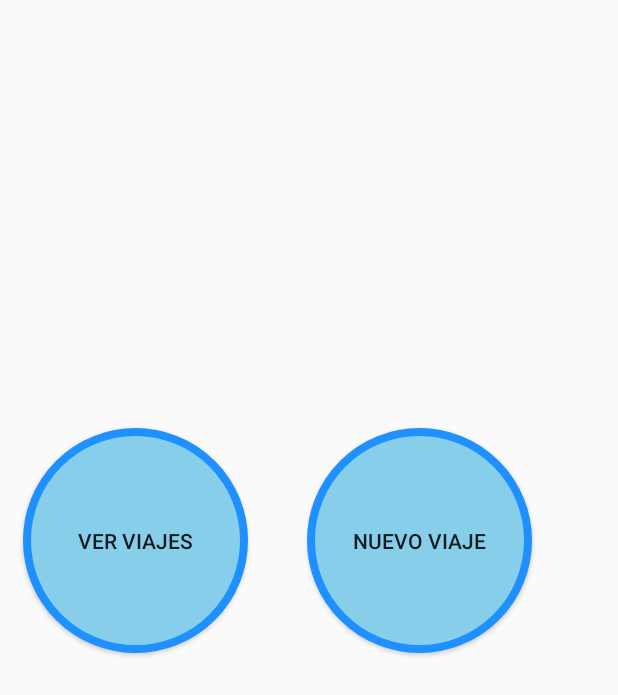
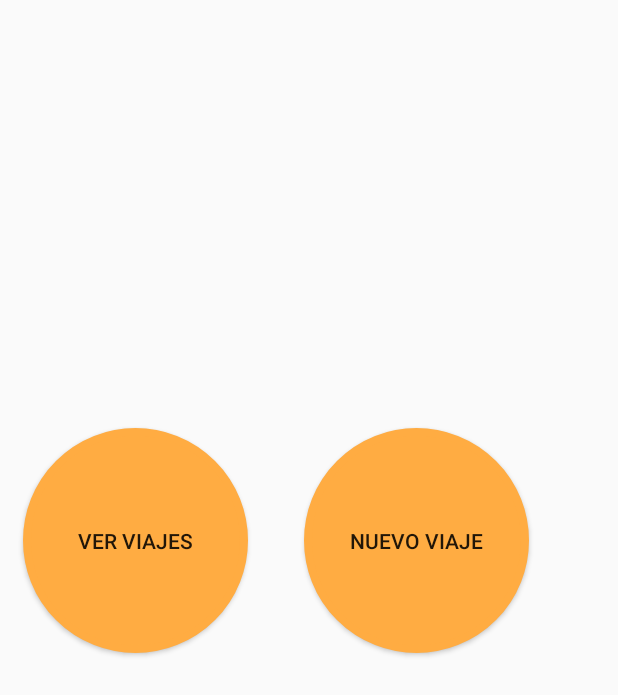
Before and after one commit to PaxMower/MyApplication, an Android app: the layout activity_menu.xml on its own in the app's theme, with its tools: preview values and no code run, on a phone screen of 412 x 824 dp. Shown: the top 695 px of the screen. Run offline under Robolectric (Android 15) with nearby library versions, the phone set to English and light mode, and no system bars.

Commit message:
Ver como rellenar el fondo de MenuActivity (para que no sea un fondo blanco solamente) Añadir efectos a los botones Añadir boton de volver atrás desde ToolBar Añadir funcionalidad al botón Back que tiene el propio dispositivo
Añadir colores desde colors.xml

```diff
--- a/app/src/main/res/drawable/circle_button.xml
+++ b/app/src/main/res/drawable/circle_button.xml
@@ -2,8 +2,8 @@
 <selector xmlns:android="http://schemas.android.com/apk/res/android">
     <item>
         <shape android:shape="oval">
-            <stroke android:color="#1E90FF" android:width="5dp" />
-            <solid android:color="#87CEEB"/>
+            <stroke android:color="@color/colorSecondaryLight" android:width="5dp" />
+            <solid android:color="@color/colorSecondaryLight"/>
             <size android:width="150dp" android:height="150dp"/>
         </shape>
     </item>
--- a/app/src/main/res/layout/activity_menu.xml
+++ b/app/src/main/res/layout/activity_menu.xml
@@ -23,31 +23,32 @@
             android:textSize="22dp" />
 
         <Button
-            android:id="@+id/orders"
+            android:id="@+id/new_order"
             android:layout_width="150dp"
             android:layout_height="150dp"
-            android:text="Nuevo viaje"
+            android:layout_alignBaseline="@+id/watch_orders"
+            android:layout_alignBottom="@+id/watch_orders"
+            android:layout_alignParentEnd="true"
+            android:layout_alignParentRight="true"
+            android:layout_marginEnd="15dp"
+            android:layout_marginRight="15dp"
             android:background="@drawable/circle_button"
             android:padding="15dp"
-            android:layout_alignBaseline="@+id/travels"
-            android:layout_alignBottom="@+id/travels"
-            android:layout_alignParentRight="true"
-            android:layout_alignParentEnd="true"
-            android:layout_marginRight="13dp"
-            android:layout_marginEnd="13dp" />
+            android:text="@string/new_order" />
+
         <Button
-            android:id="@+id/travels"
+            android:id="@+id/watch_orders"
             android:layout_width="150dp"
             android:layout_height="150dp"
-            android:text="Ver viajes"
-            android:background="@drawable/circle_button"
-            android:padding="15dp"
             android:layout_alignParentBottom="true"
             android:layout_alignParentLeft="true"
             android:layout_alignParentStart="true"
+            android:layout_marginBottom="60dp"
             android:layout_marginLeft="15dp"
             android:layout_marginStart="15dp"
-            android:layout_marginBottom="60dp" />
+            android:background="@drawable/circle_button"
+            android:padding="15dp"
+            android:text="@string/watch_orders" />
 
     </RelativeLayout>
 
--- /dev/null
+++ b/app/src/main/res/layout/activity_new_order.xml
@@ -0,0 +1,6 @@
+<?xml version="1.0" encoding="utf-8"?>
+<LinearLayout xmlns:android="http://schemas.android.com/apk/res/android"
+    android:orientation="vertical" android:layout_width="match_parent"
+    android:layout_height="match_parent">
+
+</LinearLayout>
--- a/app/src/main/res/menu/menu.xml
+++ b/app/src/main/res/menu/menu.xml
@@ -3,13 +3,11 @@
 
     <item
         android:id="@+id/action_settings"
-        android:title="Settings"
-    />
+        android:title="@string/settings" />
 
     <item
         android:id="@+id/action_exit"
-        android:title="Exit"
-        />
+        android:title="@string/exit" />
 
 
 </menu>
```
Also changed, not shown: app/src/main/java/com/casa/myapplication/MenuActivity.java (+29 -8 lines), app/src/main/java/com/casa/myapplication/NewOrderActivity.java (added, +25 -0 lines), app/src/main/java/com/casa/myapplication/SettingsActivity.java (added, +24 -0 lines), app/src/main/java/com/casa/myapplication/WatchOrdersActivity.java (added, +25 -0 lines), app/src/main/res/layout/activity_settings.xml (added, +11 -0 lines), app/src/main/res/layout/activity_watch_orders.xml (added, +11 -0 lines), app/src/main/res/values/strings.xml (+5 -81 lines).
